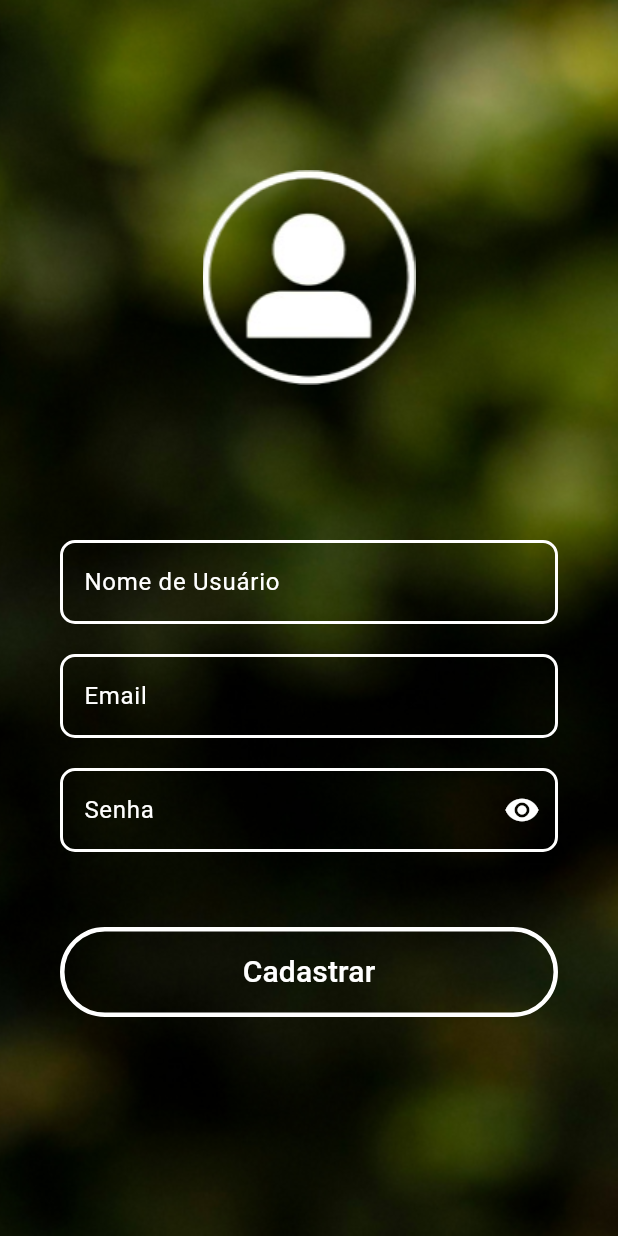
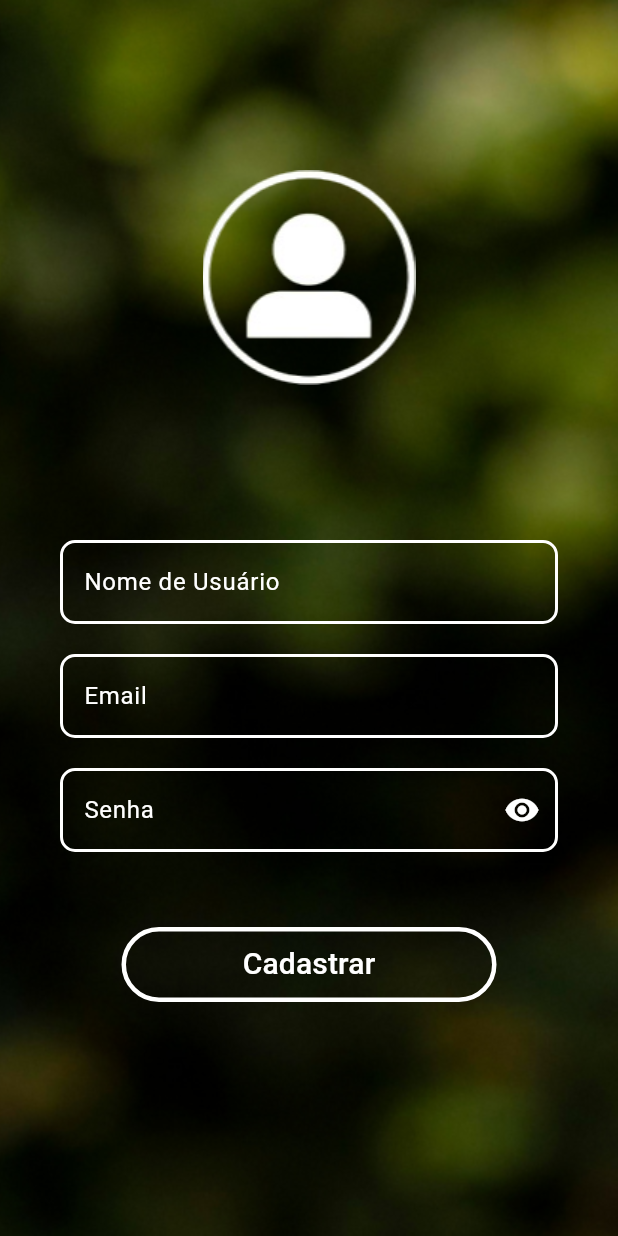
Before and after one commit to duda0812/Sistema-Mobile-Recompor, a Flutter app: the screen it shows after launch, after a tap on "Criar Conta", on a phone screen of 412 x 824 dp. Run offline on Flutter 3.47's test engine with Material 3 defaults, Android fonts, the phone set to English and light mode, and no system bars.

```diff
--- a/lib/telas/criar_conta.dart
+++ b/lib/telas/criar_conta.dart
@@ -28,8 +28,9 @@ class _CadastroState extends State<Cadastro> {
           left: 40,
           right: 40,
         ),
-        child: ListView(
-          children: <Widget>[
+        child:
+            Column(
+              children: [
                 Center(
                   child: SizedBox(
                     width: 250,
@@ -37,6 +38,7 @@ class _CadastroState extends State<Cadastro> {
                     child: Image.asset('lib/imagens/iconepessoa.png'),
                   ),
                 ),
+
             const SizedBox(height: 50),
             TextFormField(
               controller: _usernameController,
@@ -114,8 +116,8 @@ class _CadastroState extends State<Cadastro> {
             ),
             const SizedBox(height: 50),
             SizedBox(
-              width: double.infinity,
-              height: 60,
+              width: 250,
+              height: 50,
               child: OutlinedButton(
                 style: OutlinedButton.styleFrom(
                   side: const BorderSide(
--- a/lib/telas/telainicial.dart
+++ b/lib/telas/telainicial.dart
@@ -21,13 +21,15 @@ class Telainicial extends StatelessWidget {
           right: 40,
         ),
         //color: const Color.fromARGB(255, 125, 228, 132),
-        child: ListView(
-          children: <Widget>[
+        child:
+            Column(
+              children: [
                 SizedBox(
                   width: 250,
                   height: 250,
                   child: Image.asset('lib/imagens/recompor.png'),
                 ),
+
              const SizedBox(height: 50),
             SizedBox(
               width: double.infinity,
@@ -95,13 +97,14 @@ class Telainicial extends StatelessWidget {
               ),
             ),
             const SizedBox(height: 200),
-            Center(
+            const Center(
               child: Text(
                 'Compostagem e hábitos sustentáveis',
                 style: TextStyle(fontSize: 18, color: Colors.white),
               ),
             ),
           ],
+
       ),
       ),
     );
```
Also changed, not shown: lib/telas/login.dart (+18 -6 lines), pubspec.lock. Lines whose indentation alone changed are shown as unchanged.
